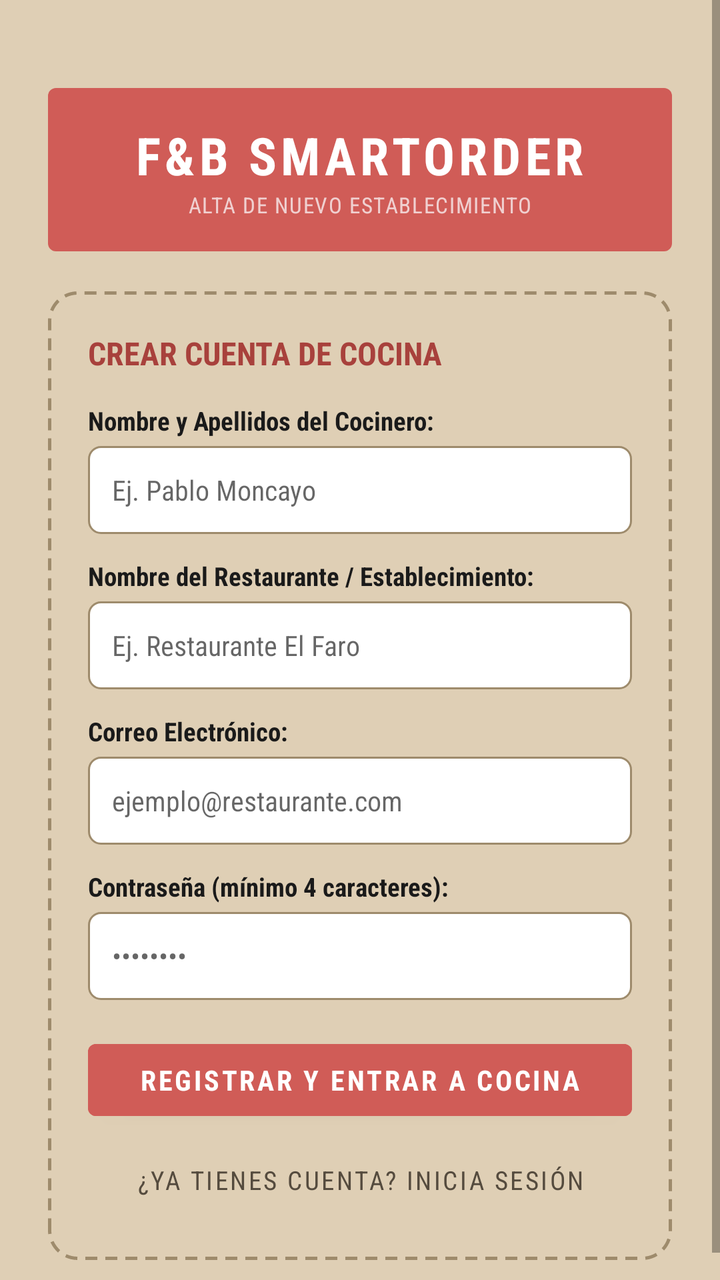
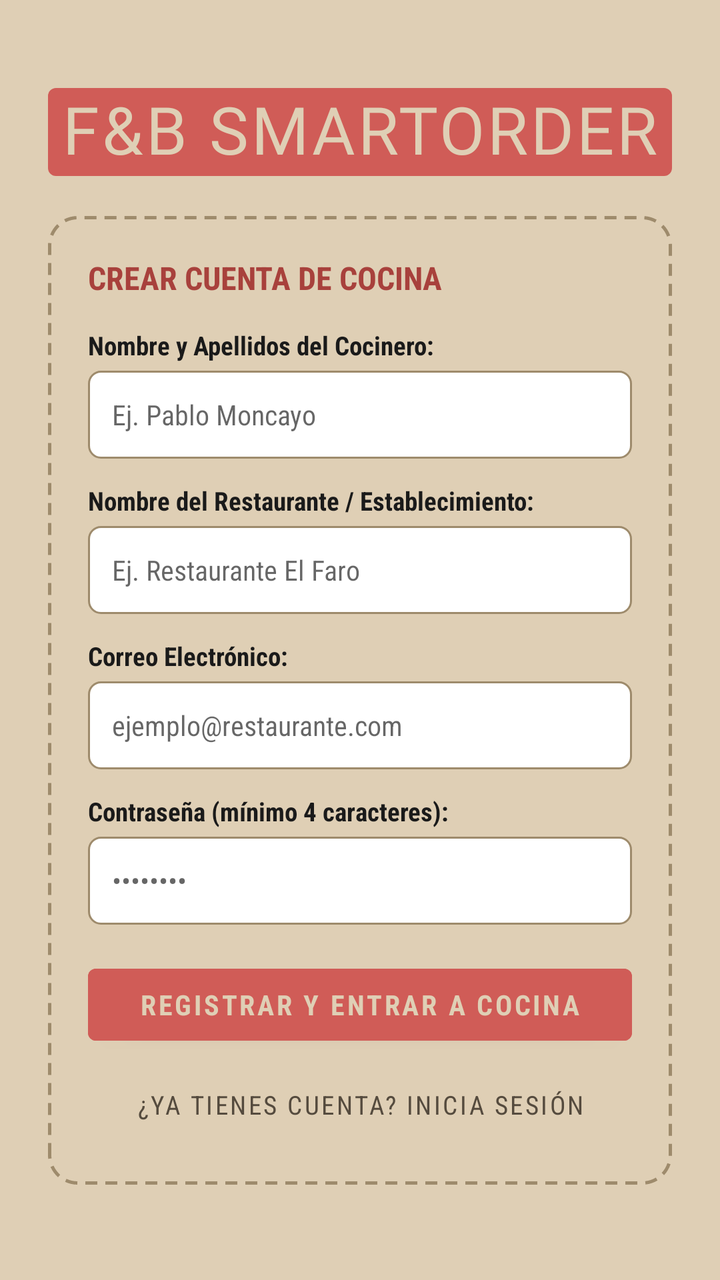

Compare the two renders of this Android layout. The source of the first and the diff that turns it into the second are given below.
<!-- AndroidManifest.xml: application theme Theme.FBSmartOrder -->
<!-- res/layout/activity_register.xml -->
<?xml version="1.0" encoding="utf-8"?>
<ScrollView xmlns:android="http://schemas.android.com/apk/res/android"
    xmlns:app="http://schemas.android.com/apk/res-auto"
    xmlns:tools="http://schemas.android.com/tools"
    android:layout_width="match_parent"
    android:layout_height="match_parent"
    android:background="@color/bg_paper"
    android:fillViewport="true">

    <LinearLayout
        android:layout_width="match_parent"
        android:layout_height="wrap_content"
        android:gravity="center_horizontal"
        android:orientation="vertical"
        android:padding="24dp">

        
        <LinearLayout
            android:layout_width="match_parent"
            android:layout_height="wrap_content"
            android:layout_marginTop="20dp"
            android:background="@drawable/bg_stamp_header"
            android:gravity="center"
            android:orientation="vertical"
            android:paddingTop="16dp"
            android:paddingBottom="16dp">

            <TextView
                android:layout_width="wrap_content"
                android:layout_height="wrap_content"
                android:fontFamily="sans-serif-condensed"
                android:letterSpacing="0.08"
                android:text="F&amp;B SMARTORDER"
                android:textColor="@color/white"
                android:textSize="26sp"
                android:textStyle="bold" />

            <TextView
                android:layout_width="wrap_content"
                android:layout_height="wrap_content"
                android:fontFamily="sans-serif-condensed"
                android:letterSpacing="0.05"
                android:text="ALTA DE NUEVO ESTABLECIMIENTO"
                android:textColor="#F0D0D0"
                android:textSize="11sp" />
        </LinearLayout>

        
        <LinearLayout
            android:layout_width="match_parent"
            android:layout_height="wrap_content"
            android:layout_marginTop="20dp"
            android:background="@drawable/bg_search_dashed"
            android:orientation="vertical"
            android:padding="20dp">

            <TextView
                android:layout_width="wrap_content"
                android:layout_height="wrap_content"
                android:fontFamily="sans-serif-condensed"
                android:text="CREAR CUENTA DE COCINA"
                android:textColor="@color/stamp_red_dark"
                android:textSize="16sp"
                android:textStyle="bold" />

            
            <TextView
                android:layout_width="wrap_content"
                android:layout_height="wrap_content"
                android:layout_marginTop="14dp"
                android:fontFamily="sans-serif-condensed"
                android:text="Nombre y Apellidos del Cocinero:"
                android:textColor="@color/text_primary"
                android:textSize="13sp"
                android:textStyle="bold" />

            <EditText
                android:id="@+id/etRegChefName"
                android:layout_width="match_parent"
                android:layout_height="44dp"
                android:layout_marginTop="4dp"
                android:background="@drawable/bg_search_input"
                android:fontFamily="sans-serif-condensed"
                android:hint="Ej. Pablo Moncayo"
                android:inputType="textPersonName"
                android:paddingStart="12dp"
                android:paddingEnd="12dp"
                android:textColor="@color/text_primary"
                android:textSize="14sp" />

            
            <TextView
                android:layout_width="wrap_content"
                android:layout_height="wrap_content"
                android:layout_marginTop="12dp"
                android:fontFamily="sans-serif-condensed"
                android:text="Nombre del Restaurante / Establecimiento:"
                android:textColor="@color/text_primary"
                android:textSize="13sp"
                android:textStyle="bold" />

            <EditText
                android:id="@+id/etRegRestaurant"
                android:layout_width="match_parent"
                android:layout_height="44dp"
                android:layout_marginTop="4dp"
                android:background="@drawable/bg_search_input"
                android:fontFamily="sans-serif-condensed"
                android:hint="Ej. Restaurante El Faro"
                android:inputType="textCapWords"
                android:paddingStart="12dp"
                android:paddingEnd="12dp"
                android:textColor="@color/text_primary"
                android:textSize="14sp" />

            
            <TextView
                android:layout_width="wrap_content"
                android:layout_height="wrap_content"
                android:layout_marginTop="12dp"
                android:fontFamily="sans-serif-condensed"
                android:text="Correo Electrónico:"
                android:textColor="@color/text_primary"
                android:textSize="13sp"
                android:textStyle="bold" />

            <EditText
                android:id="@+id/etRegEmail"
                android:layout_width="match_parent"
                android:layout_height="44dp"
                android:layout_marginTop="4dp"
                android:background="@drawable/bg_search_input"
                android:fontFamily="sans-serif-condensed"
                android:hint="ejemplo@restaurante.com"
                android:inputType="textEmailAddress"
                android:paddingStart="12dp"
                android:paddingEnd="12dp"
                android:textColor="@color/text_primary"
                android:textSize="14sp" />

            
            <TextView
                android:layout_width="wrap_content"
                android:layout_height="wrap_content"
                android:layout_marginTop="12dp"
                android:fontFamily="sans-serif-condensed"
                android:text="Contraseña (mínimo 4 caracteres):"
                android:textColor="@color/text_primary"
                android:textSize="13sp"
                android:textStyle="bold" />

            <EditText
                android:id="@+id/etRegPassword"
                android:layout_width="match_parent"
                android:layout_height="44dp"
                android:layout_marginTop="4dp"
                android:background="@drawable/bg_search_input"
                android:fontFamily="sans-serif-condensed"
                android:hint="••••••••"
                android:inputType="textPassword"
                android:paddingStart="12dp"
                android:paddingEnd="12dp"
                android:textColor="@color/text_primary"
                android:textSize="14sp" />

            <ProgressBar
                android:id="@+id/pbRegLoading"
                android:layout_width="wrap_content"
                android:layout_height="wrap_content"
                android:layout_gravity="center_horizontal"
                android:layout_marginTop="10dp"
                android:visibility="gone" />

            
            <Button
                android:id="@+id/btnRegSubmit"
                android:layout_width="match_parent"
                android:layout_height="48dp"
                android:layout_marginTop="16dp"
                android:backgroundTint="@color/stamp_red"
                android:fontFamily="sans-serif-condensed"
                android:text="REGISTRAR Y ENTRAR A COCINA"
                android:textColor="@color/white"
                android:textSize="14sp"
                android:textStyle="bold" />

            
            <Button
                android:id="@+id/btnRegBackToLogin"
                style="@style/Widget.MaterialComponents.Button.TextButton"
                android:layout_width="match_parent"
                android:layout_height="40dp"
                android:layout_marginTop="6dp"
                android:fontFamily="sans-serif-condensed"
                android:text="¿Ya tienes cuenta? Inicia sesión"
                android:textColor="@color/text_secondary"
                android:textSize="13sp" />

        </LinearLayout>

    </LinearLayout>
</ScrollView>
<!-- resources referenced by this layout -->
<resources>
  <color name="bg_paper">#DFCFB5</color>
  <color name="stamp_red">#D05C57</color>
  <color name="stamp_red_dark">#A8413C</color>
  <color name="text_primary">#1A1A1A</color>
  <color name="text_secondary">#554B3E</color>
  <color name="white">#FFFFFFFF</color>
  <!-- drawable bg_search_dashed (drawable) -->
  <?xml version="1.0" encoding="utf-8"?>
  <shape xmlns:android="http://schemas.android.com/apk/res/android"
      android:shape="rectangle">
      <solid android:color="@android:color/transparent" />
      <stroke
          android:width="1.5dp"
          android:color="@color/border_dashed"
          android:dashWidth="6dp"
          android:dashGap="4dp" />
      <corners android:radius="14dp" />
  </shape>
  <!-- drawable bg_search_input (drawable) -->
  <?xml version="1.0" encoding="utf-8"?>
  <shape xmlns:android="http://schemas.android.com/apk/res/android"
      android:shape="rectangle">
      <solid android:color="#FFFFFF" />
      <stroke
          android:width="1dp"
          android:color="@color/border_dashed" />
      <corners android:radius="6dp" />
  </shape>
  <!-- drawable bg_stamp_header (drawable) -->
  <?xml version="1.0" encoding="utf-8"?>
  <shape xmlns:android="http://schemas.android.com/apk/res/android"
      android:shape="rectangle">
      <solid android:color="@color/stamp_red" />
      <corners android:radius="4dp" />
  </shape>
  <style name="Theme.FBSmartOrder" parent="Theme.MaterialComponents.DayNight.NoActionBar">
          <item name="colorPrimary">@color/stamp_red</item>
          <item name="colorPrimaryVariant">@color/stamp_red_dark</item>
          <item name="colorOnPrimary">@color/bg_paper</item>
          <item name="android:windowBackground">@color/bg_paper</item>
          <item name="android:statusBarColor">@color/bg_paper</item>
          <item name="android:windowLightStatusBar" tools:targetApi="m">true</item>
      </style>
  <color name="border_dashed">#9E8B6C</color>
</resources>

<!-- the commit's change to res/layout/activity_register.xml (unified diff, before → after) -->
@@ -17,32 +17,32 @@
         
         <LinearLayout
             android:layout_width="match_parent"
-            android:layout_height="wrap_content"
+            android:layout_height="44dp"
             android:layout_marginTop="20dp"
             android:background="@drawable/bg_stamp_header"
             android:gravity="center"
-            android:orientation="vertical"
-            android:paddingTop="16dp"
-            android:paddingBottom="16dp">
-
-            <TextView
-                android:layout_width="wrap_content"
-                android:layout_height="wrap_content"
-                android:fontFamily="sans-serif-condensed"
-                android:letterSpacing="0.08"
+            android:paddingStart="4dp"
+            android:paddingEnd="4dp">
+
+            <TextView
+                android:layout_width="match_parent"
+                android:layout_height="match_parent"
+                android:gravity="center"
+                android:fontFamily="@font/retro_condensed_italic"
+                app:fontFamily="@font/retro_condensed_italic"
+                android:includeFontPadding="false"
+                android:letterSpacing="0.04"
                 android:text="F&amp;B SMARTORDER"
-                android:textColor="@color/white"
-                android:textSize="26sp"
-                android:textStyle="bold" />
-
-            <TextView
-                android:layout_width="wrap_content"
-                android:layout_height="wrap_content"
-                android:fontFamily="sans-serif-condensed"
-                android:letterSpacing="0.05"
-                android:text="ALTA DE NUEVO ESTABLECIMIENTO"
-                android:textColor="#F0D0D0"
-                android:textSize="11sp" />
+                android:textColor="@color/bg_paper"
+                android:textSize="40sp"
+                android:autoSizeTextType="uniform"
+                app:autoSizeTextType="uniform"
+                android:autoSizeMinTextSize="24sp"
+                app:autoSizeMinTextSize="24sp"
+                android:autoSizeMaxTextSize="44sp"
+                app:autoSizeMaxTextSize="44sp"
+                android:autoSizeStepGranularity="1sp"
+                app:autoSizeStepGranularity="1sp" />
         </LinearLayout>
 
         
@@ -175,12 +175,15 @@
             <Button
                 android:id="@+id/btnRegSubmit"
                 android:layout_width="match_parent"
-                android:layout_height="48dp"
+                android:layout_height="wrap_content"
+                android:minHeight="48dp"
                 android:layout_marginTop="16dp"
+                android:paddingTop="6dp"
+                android:paddingBottom="6dp"
                 android:backgroundTint="@color/stamp_red"
                 android:fontFamily="sans-serif-condensed"
                 android:text="REGISTRAR Y ENTRAR A COCINA"
-                android:textColor="@color/white"
+                android:textColor="@color/bg_paper"
                 android:textSize="14sp"
                 android:textStyle="bold" />
 
<!-- resource entries referenced after the edit -->
@@ -5,7 +5,6 @@
   <color name="stamp_red_dark">#A8413C</color>
   <color name="text_primary">#1A1A1A</color>
   <color name="text_secondary">#554B3E</color>
-  <color name="white">#FFFFFFFF</color>
   <!-- drawable bg_search_dashed (drawable) -->
   <?xml version="1.0" encoding="utf-8"?>
   <shape xmlns:android="http://schemas.android.com/apk/res/android"
